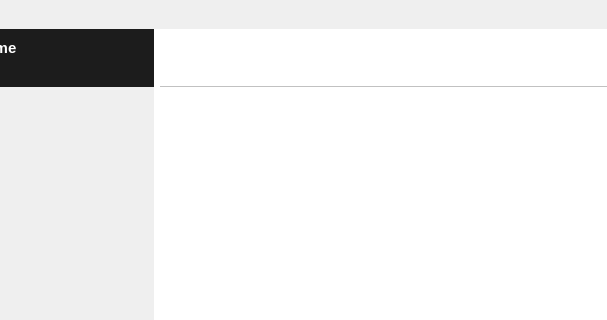
First picture: the form in mainwindow.ui, repository Zer0C00I/qTox, before the edit; both pictures show x 109 to 716 and y 0 to 320 of the 716 by 543 pixel window.
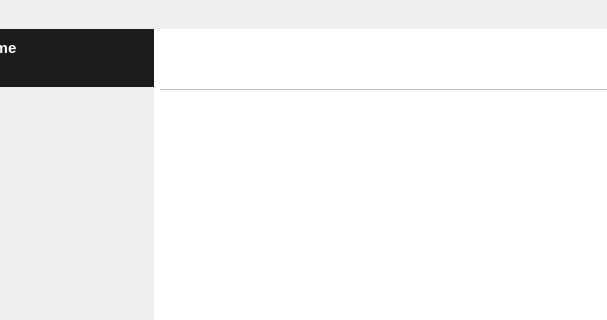
Second picture: the form after the edit. Icons and pictures are not drawn. Custom widgets are drawn as their Qt base class.

```diff
--- a/mainwindow.ui
+++ b/mainwindow.ui
@@ -3124,13 +3124,13 @@
           <property name="minimumSize">
            <size>
             <width>0</width>
-            <height>57</height>
+            <height>60</height>
            </size>
           </property>
           <property name="maximumSize">
            <size>
             <width>16777215</width>
-            <height>57</height>
+            <height>60</height>
            </size>
           </property>
           <property name="mouseTracking">
@@ -3254,6 +3254,11 @@
    <extends>QLabel</extends>
    <header>widget/croppinglabel.h</header>
   </customwidget>
+  <customwidget>
+   <class>ClickableLabel</class>
+   <extends>QLabel</extends>
+   <header>widget/tool/clickablelabel.h</header>
+  </customwidget>
  </customwidgets>
  <resources>
   <include location="res.qrc"/>
```
Left out of the diff: 6 changed lines with no effect on the pictures.
